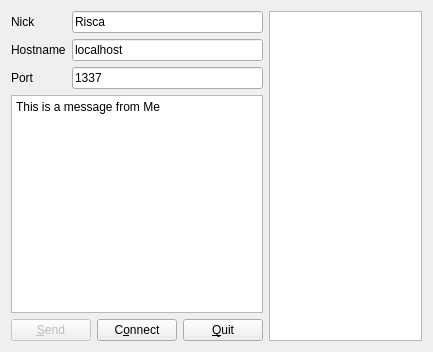
The window that dialog.ui (Risca/Metalink_server) describes before a commit, drawn with Qt 5.
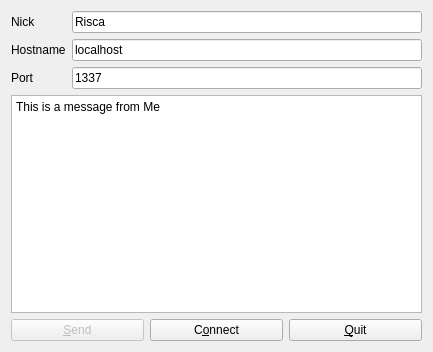
The same window after the commit.

```diff
--- a/dialog.ui
+++ b/dialog.ui
@@ -111,9 +111,6 @@
      </item>
     </layout>
    </item>
-   <item>
-    <widget class="QListWidget" name="listWidget"/>
-   </item>
   </layout>
  </widget>
  <layoutdefault spacing="6" margin="11"/>
```
